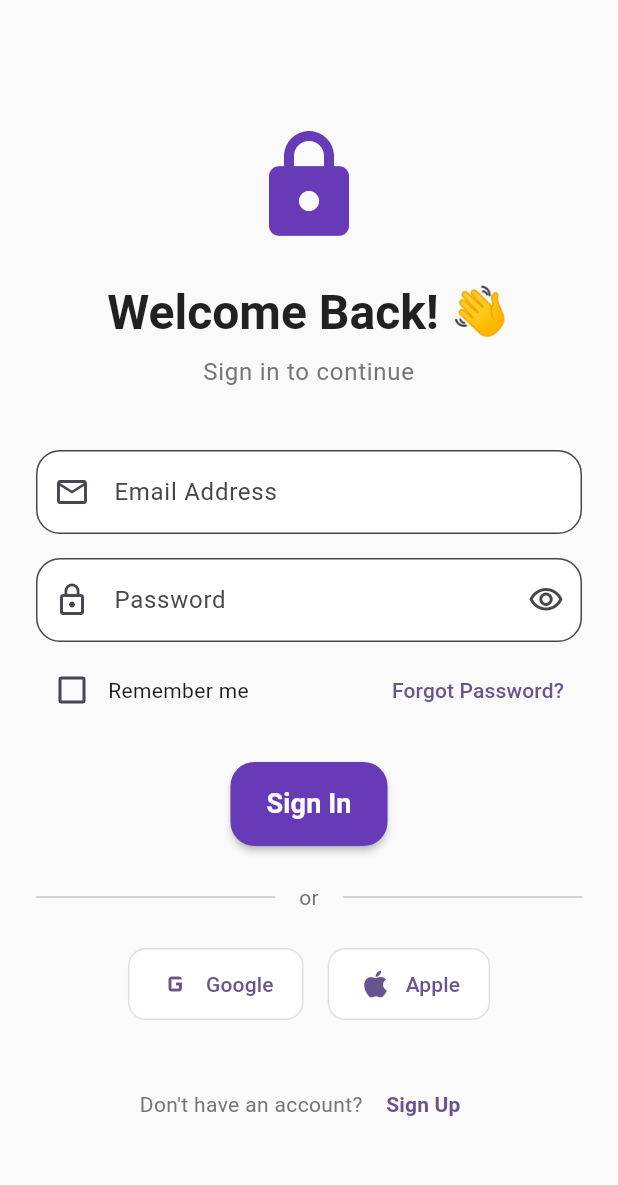
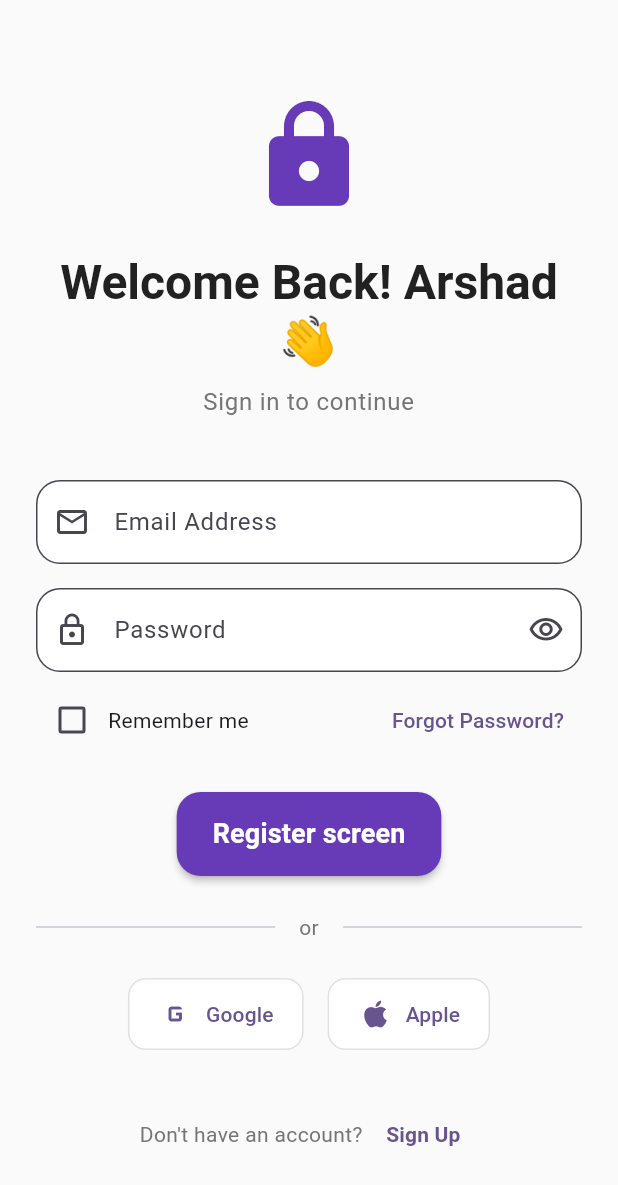
Before and after one commit to Arshad-ullah/action_github_testing, a Flutter app: the screen it shows after launch, on a phone screen of 412 x 824 dp. Shown: the top 1185 px of the screen. Run offline on Flutter 3.47's test engine with Material 3 defaults, Android fonts, the phone set to English and light mode, and no system bars.

Commit message:
changes done

```diff
--- a/lib/login_screen.dart
+++ b/lib/login_screen.dart
@@ -85,7 +85,7 @@ class _LoginScreenState extends State<LoginScreen> {
                   ),
                   const SizedBox(height: 24),
                   Text(
-                    'Welcome Back! 👋',
+                    'Welcome Back! Arshad 👋',
                     textAlign: TextAlign.center,
                     style: Theme.of(context).textTheme.headlineLarge?.copyWith(
                       fontWeight: FontWeight.bold,
@@ -226,7 +226,7 @@ class _LoginScreenState extends State<LoginScreen> {
                                     ),
                                   )
                                 : const Text(
-                                    'Sign In',
+                                    'Register screen',
                                     style: TextStyle(
                                       fontSize: 18,
                                       fontWeight: FontWeight.w600,
```
Also changed, not shown: 1 other file.
